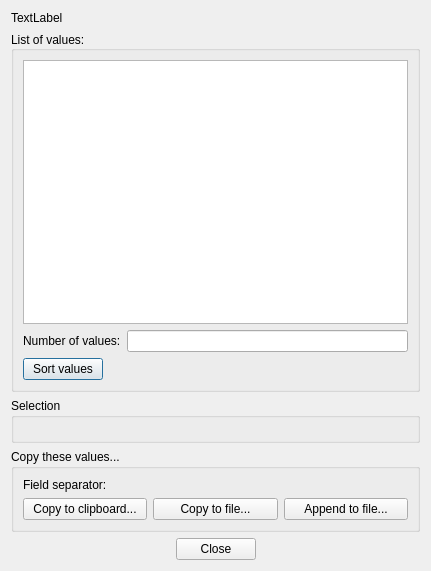
The window that libpvguiqt/src/PVListDisplayDlg.ui (squey/squey) describes before a commit, drawn with Qt 5.
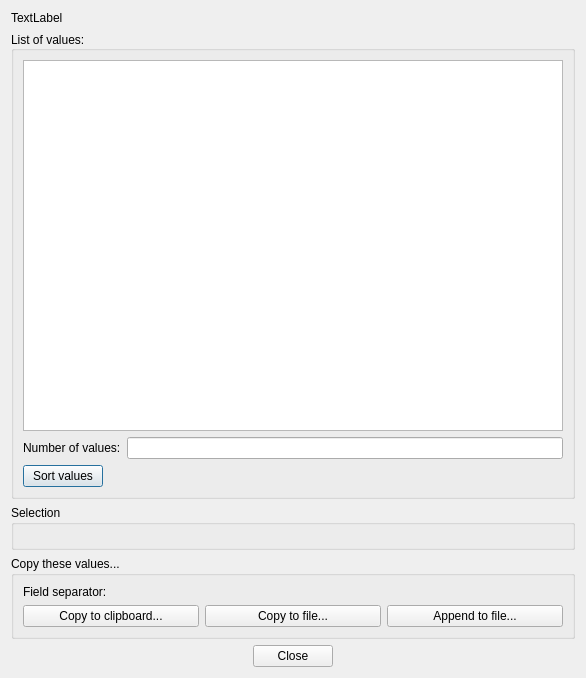
The same window after the commit. Custom widgets are drawn as their Qt base class.

Commit message: [PVListDisplayDlg.ui] Increased dialog size.

What changed in the file:
```diff
--- a/libpvguiqt/src/PVListDisplayDlg.ui
+++ b/libpvguiqt/src/PVListDisplayDlg.ui
@@ -6,8 +6,8 @@
    <rect>
     <x>0</x>
     <y>0</y>
-    <width>431</width>
-    <height>571</height>
+    <width>586</width>
+    <height>678</height>
    </rect>
   </property>
   <property name="windowTitle">
```
